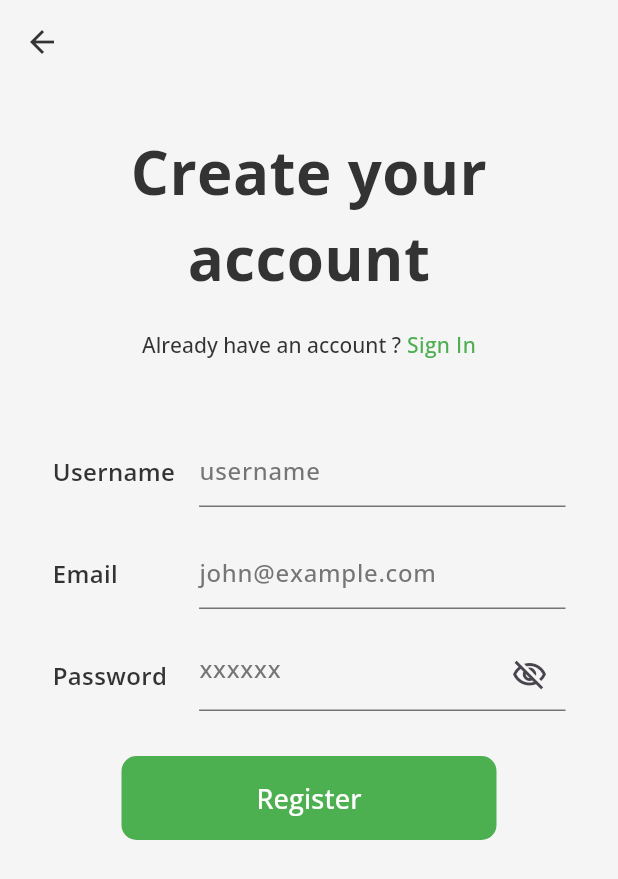
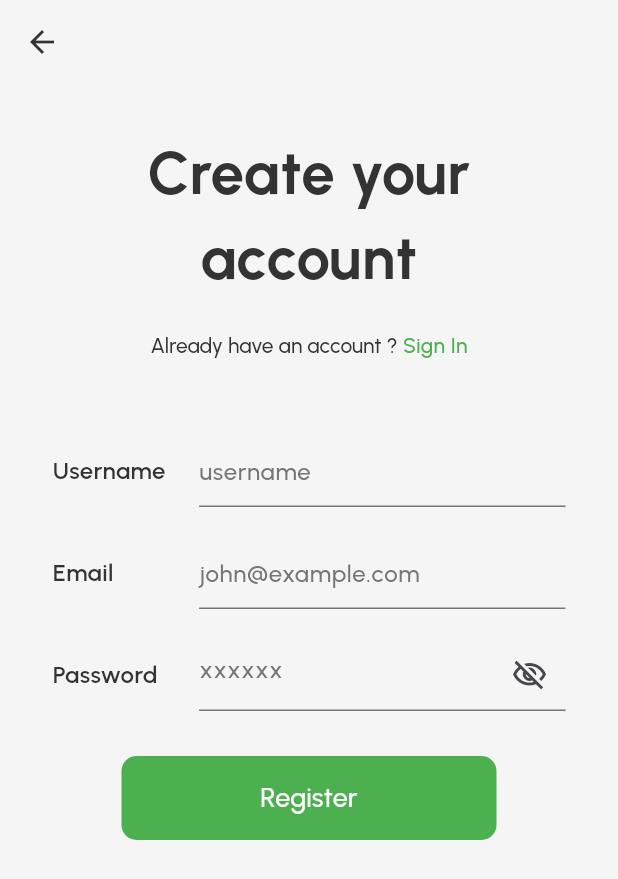
Before and after one commit to tade-dev/how_much_app, a Flutter app: the screen it shows after launch, after a tap on "Get Started", on a phone screen of 412 x 824 dp. Shown: the top 879 px of the screen. Run offline on Flutter 3.47's test engine with Material 3 defaults, Android fonts, the phone set to English and light mode, and no system bars; our stand-ins replace auto_size_text, bloc, flutter_animate, get_it, hugeicons, iconsax and 1 more.

Commit message:
updated the app font family and other dependencies

```diff
--- a/lib/core/resources/fonts_x.dart
+++ b/lib/core/resources/fonts_x.dart
@@ -3,8 +3,7 @@ import 'package:how_much_app/gen/fonts.gen.dart';
 
 
 class FontConstants {
-  static const String fontFamily = FontFamily.openSans;
-  static const String fontFamily2 = FontFamily.roboto;
+  static const String fontFamily = FontFamily.urbanist;
 }
 
 
--- a/lib/features/auth/cubit/auth_cubit.dart
+++ b/lib/features/auth/cubit/auth_cubit.dart
@@ -1,5 +1,4 @@
 import 'package:bloc/bloc.dart';
-import 'package:meta/meta.dart';
 
 part 'auth_state.dart';
 
--- a/lib/features/auth/cubit/auth_state.dart
+++ b/lib/features/auth/cubit/auth_state.dart
@@ -1,6 +1,5 @@
 part of 'auth_cubit.dart';
 
-@immutable
 sealed class AuthState {}
 
 final class AuthInitial extends AuthState {}
--- a/lib/views/dashboard/dashboard.dart
+++ b/lib/views/dashboard/dashboard.dart
@@ -37,9 +37,9 @@ class _DashboardViewState extends State<DashboardView> {
     });
 
     views = [
-      HomeView(),
-      ProposalsView(),
-      SettingsView(),
+      const HomeView(),
+      const ProposalsView(),
+      const SettingsView(),
     ];
   }
 
--- a/lib/views/splash/splash_screen.dart
+++ b/lib/views/splash/splash_screen.dart
@@ -8,6 +8,7 @@ class SplashScreen extends StatefulWidget {
   const SplashScreen({super.key});
 
   @override
+  // ignore: library_private_types_in_public_api
   _SplashScreenState createState() => _SplashScreenState();
 }
 
--- a/lib/views/welcome/welcome_screen.dart
+++ b/lib/views/welcome/welcome_screen.dart
@@ -3,7 +3,6 @@ import 'package:flutter/material.dart';
 import 'package:how_much_app/core/resources/colors_x.dart';
 import 'package:how_much_app/core/resources/styles_x.dart';
 import 'package:how_much_app/gen/assets.gen.dart';
-import 'package:how_much_app/gen/fonts.gen.dart';
 import 'package:how_much_app/views/auth/create_account.dart';
 import 'package:how_much_app/views/auth/login.dart';
 import 'package:how_much_app/views/widgets/buttons/buttons.dart';
@@ -90,13 +89,12 @@ class _WelcomeScreenState extends State<WelcomeScreen> with SingleTickerProvider
                       color: Colors.white,
                     ),
                     const SizedBox(height: 20,),
-                    const Text(
+                    Text(
                       "Welcome To\nHow Much App",
                       textAlign: TextAlign.center,
-                      style: TextStyle(
+                      style: getRegularStyle(
                         color: Colors.white,
                         fontSize: 30,
-                        fontFamily: FontFamily.roboto
                       ),
                     ),
                     const SizedBox(height: 10,),
--- a/lib/views/widgets/inputs/auth_text_field.dart
+++ b/lib/views/widgets/inputs/auth_text_field.dart
@@ -4,8 +4,8 @@ import 'package:how_much_app/core/resources/styles_x.dart';
 
 
 class AuthTextField extends StatelessWidget {
-  AuthTextField({
-    Key? key,
+  const AuthTextField({
+    super.key,
     this.controller,
     this.hintText,
     this.obscureText = false,
@@ -21,7 +21,7 @@ class AuthTextField extends StatelessWidget {
     this.onFieldSubmitted,
     this.prefixIcon,
     this.suffixIcon,
-  }) : super(key: key);
+  });
 
   final TextEditingController? controller;
   final String? hintText;
```
Also changed, not shown: lib/gen/fonts.gen.dart (+2 -5 lines), pubspec.yaml (+14 -55 lines), assets/fonts/open_sans/OpenSans-Bold.ttf (deleted), assets/fonts/open_sans/OpenSans-Medium.ttf (deleted), assets/fonts/open_sans/OpenSans-Regular.ttf (deleted), assets/fonts/open_sans/OpenSans-SemiBold.ttf (deleted), assets/fonts/roboto/Roboto-Bold.ttf (deleted), assets/fonts/roboto/Roboto-SemiBold.ttf (deleted), assets/fonts/urbanist/Urbanist-Bold.ttf (added), assets/fonts/urbanist/Urbanist-ExtraBold.ttf (added), assets/fonts/urbanist/Urbanist-Medium.ttf (added), assets/fonts/urbanist/Urbanist-Regular.ttf (added), assets/fonts/urbanist/Urbanist-SemiBold.ttf (added).
